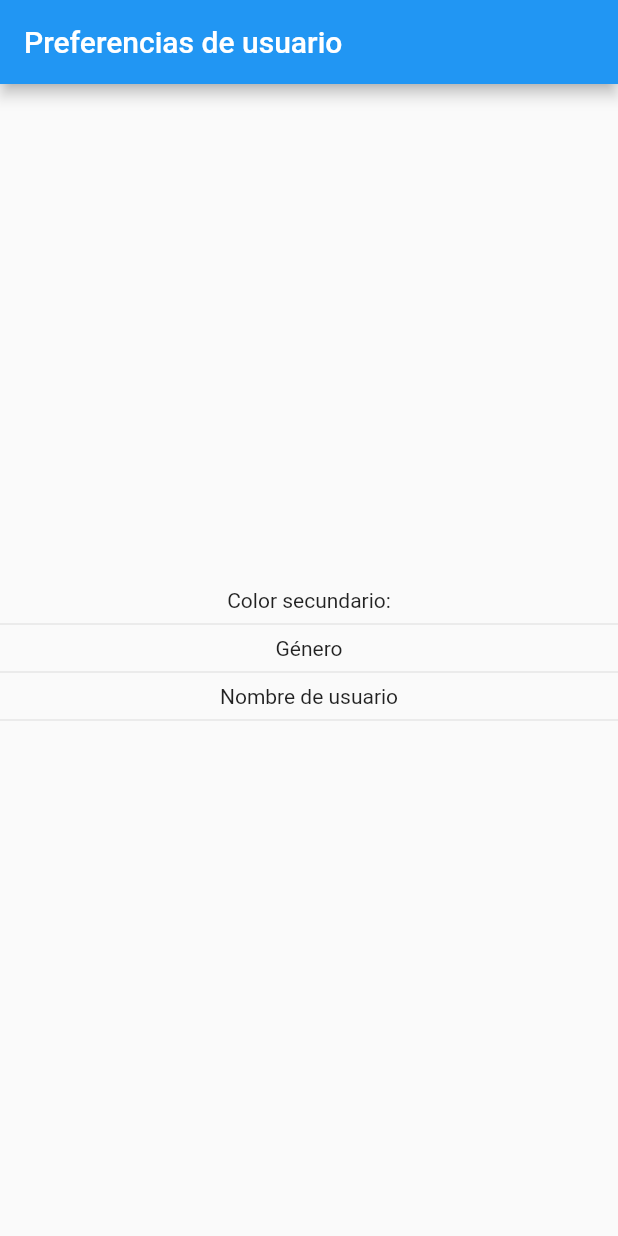
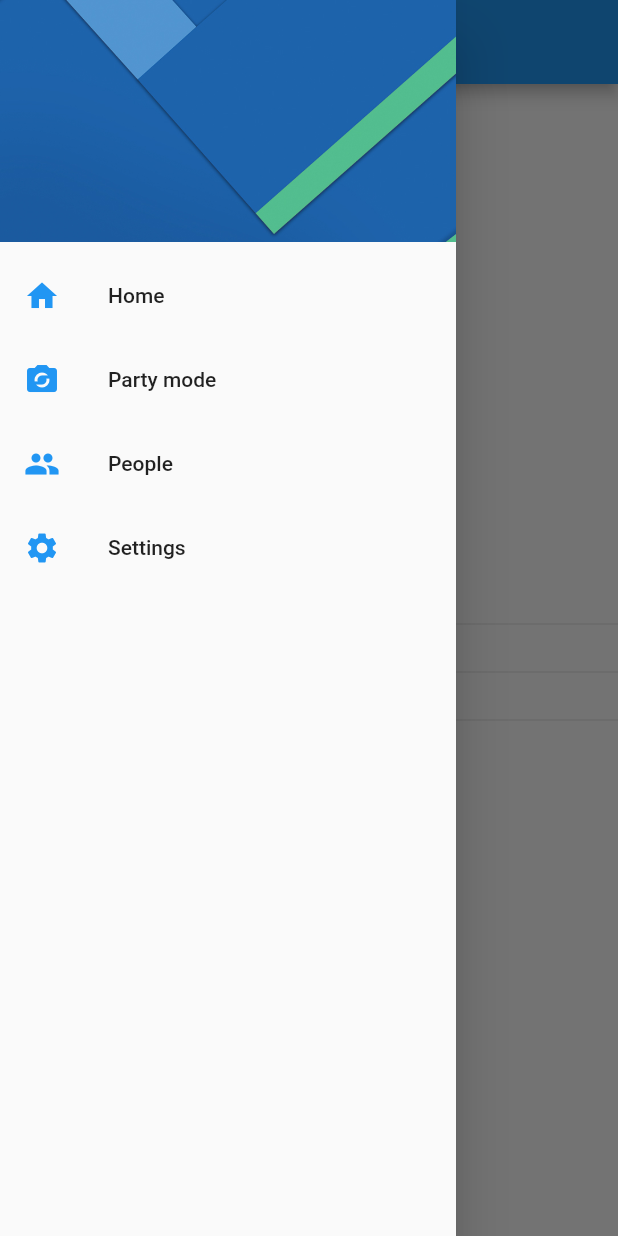
Before and after one commit to gilmarsanchez8/flutter-app-preferences, a Flutter app: the screen it shows after launch, with the side drawer open (before the commit the screen has no drawer), on a phone screen of 412 x 824 dp. Run offline on Flutter 3.47's test engine with Material 2 defaults, Android fonts, the phone set to English and light mode, and no system bars.

```diff
--- a/lib/src/pages/home_page.dart
+++ b/lib/src/pages/home_page.dart
@@ -1,4 +1,5 @@
 import 'package:flutter/material.dart';
+import 'package:flutter_app_preferences/src/pages/settings_page.dart';
 
 class HomePage extends StatelessWidget {
   static final String routeName = 'home';
@@ -8,6 +9,7 @@ class HomePage extends StatelessWidget {
       appBar: AppBar(
         title: Text('Preferencias de usuario'),
       ),
+      drawer: _crearMenu(context),
       body: Column(
         mainAxisAlignment: MainAxisAlignment.center,
         children: [
@@ -21,4 +23,44 @@ class HomePage extends StatelessWidget {
       ),
     );
   }
+
+  Drawer _crearMenu(BuildContext context) {
+    return Drawer(
+      child: ListView(
+        padding: EdgeInsets.zero,
+        children: [
+          DrawerHeader(
+            child: Container(),
+            decoration: BoxDecoration(
+                image: DecorationImage(
+                    image: AssetImage('assets/menu-img.jpg'),
+                    fit: BoxFit.cover)),
+          ),
+          ListTile(
+            leading: Icon(Icons.home, color: Colors.blue),
+            title: Text('Home'),
+            onTap: () => Navigator.pushReplacementNamed(context, HomePage.routeName),
+          ),
+          ListTile(
+            leading: Icon(Icons.party_mode, color: Colors.blue),
+            title: Text('Party mode'),
+            onTap: () {},
+          ),
+          ListTile(
+            leading: Icon(Icons.people, color: Colors.blue),
+            title: Text('People'),
+            onTap: () {},
+          ),
+          ListTile(
+            leading: Icon(Icons.settings, color: Colors.blue),
+            title: Text('Settings'),
+            onTap: () => {
+              //Navigator.pop(context),
+              Navigator.pushReplacementNamed(context, SettingsPage.routeName),
+            }
+          ),
+        ],
+      ),
+    );
+  }
 }
--- a/pubspec.yaml
+++ b/pubspec.yaml
@@ -45,9 +45,8 @@ flutter:
   uses-material-design: true
 
   # To add assets to your application, add an assets section, like this:
-  # assets:
-  #   - images/a_dot_burr.jpeg
-  #   - images/a_dot_ham.jpeg
+  assets:
+    - assets/
 
   # An image asset can refer to one or more resolution-specific "variants", see
   # https://flutter.dev/assets-and-images/#resolution-aware.
```
Also changed, not shown: assets/menu-img.jpg (added).
